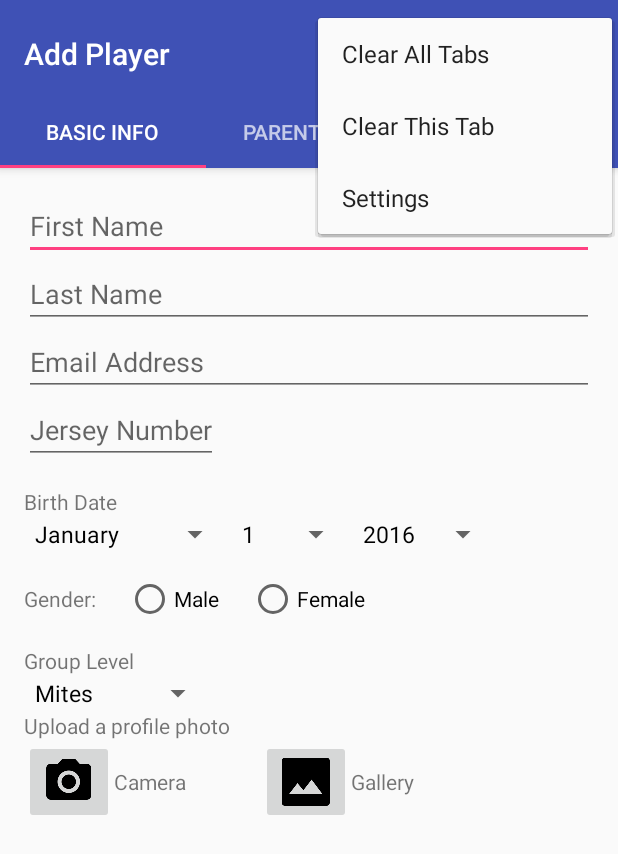
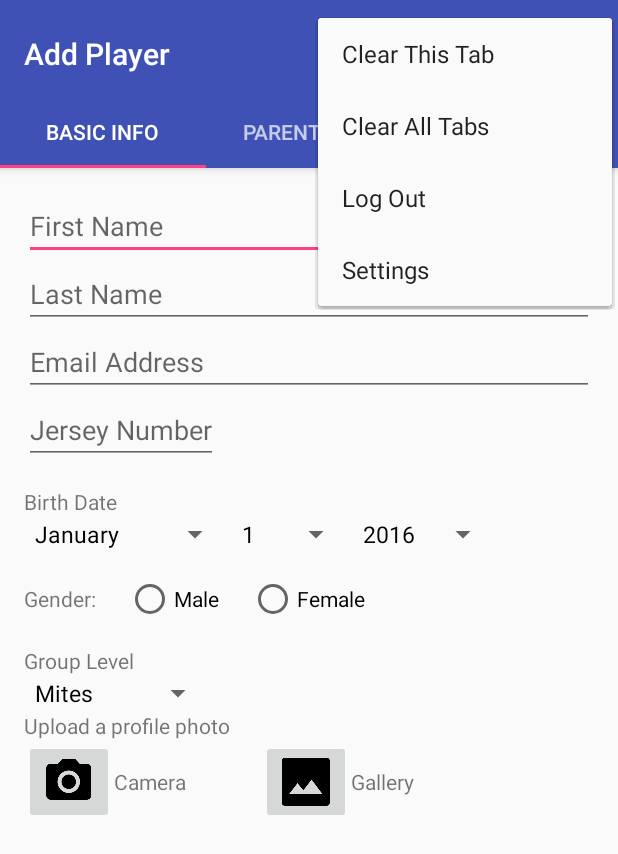
Before and after one commit to miketar27/FinalProject-MichaelTZhenzhenM, an Android app: the AddPlayerActivity screen opened directly, with no data from a screen before it, with the options menu open, on a phone screen of 412 x 824 dp. Shown: the top 854 px of the screen. Run offline under Robolectric (Android 15) with nearby library versions, the phone set to English and light mode, and no system bars; our stand-ins replace Firebase (no records; nobody signed in at launch, a user with empty details on screens opened directly).

Commit message:
Updated logout feature and clearing of buttons

```diff
--- a/app/src/main/java/com/example/miket/finalproject_michaeltzhenzhenm/PlayerAdapter.java
+++ b/app/src/main/java/com/example/miket/finalproject_michaeltzhenzhenm/PlayerAdapter.java
@@ -41,7 +41,7 @@ public class PlayerAdapter extends RecyclerView.Adapter<PlayerAdapter.ViewHolder
     public void onBindViewHolder(final ViewHolder holder, final int position) {
         // - get element from your dataset at this position
         // - replace the contents of the view with that element
-//        holder.mTextView.setText(mDataset[position]);
+        // - holder.mTextView.setText(mDataset[position]);
         holder.mPlayerFirstName.setText(mDataset.get(position).getFirstName());
         holder.mPlayerLastName.setText(mDataset.get(position).getLastName());
         holder.mJerseyNumber.setText(mDataset.get(position).getJerseyNumber());
--- a/app/src/main/res/menu/menu_add_player.xml
+++ b/app/src/main/res/menu/menu_add_player.xml
@@ -2,23 +2,6 @@
     xmlns:app="http://schemas.android.com/apk/res-auto"
     xmlns:tools="http://schemas.android.com/tools"
     tools:context="com.example.miket.finalproject_michaeltzhenzhenm.AddPlayerActivity">
-    <item
-        android:id="@+id/action_clear_all_tabs"
-        android:orderInCategory="100"
-        android:title="Clear All Tabs"
-        app:showAsAction="never" />
-
-    <item
-        android:id="@+id/action_clear_this_tab"
-        android:orderInCategory="100"
-        android:title="Clear This Tab"
-        app:showAsAction="never" />
-
-    <item
-        android:id="@+id/action_settings"
-        android:orderInCategory="100"
-        android:title="@string/action_settings"
-        app:showAsAction="never" />
 
     <item
         android:id="@+id/add_person"
@@ -26,4 +9,29 @@
         android:title="Add Person"
         app:showAsAction="ifRoom"></item>
 
+    <item
+        android:id="@+id/action_clear_this_tab"
+        android:orderInCategory="1"
+        android:title="Clear This Tab"
+        app:showAsAction="never" />
+
+    <item
+        android:id="@+id/action_clear_all_tabs"
+        android:orderInCategory="2"
+        android:title="Clear All Tabs"
+        app:showAsAction="never" />
+
+    <item
+        android:id="@+id/logout"
+        android:orderInCategory="3"
+        android:title="Log Out"
+        app:showAsAction="never" />
+
+    <item
+        android:id="@+id/action_settings"
+        android:orderInCategory="4"
+        android:title="@string/action_settings"
+        app:showAsAction="never" />
+
+
 </menu>
```
Also changed, not shown: app/src/main/java/com/example/miket/finalproject_michaeltzhenzhenm/AddPlayerActivity.java (+30 -0 lines), app/src/main/java/com/example/miket/finalproject_michaeltzhenzhenm/MainActivity.java (+5 -28 lines), app/src/main/java/com/example/miket/finalproject_michaeltzhenzhenm/ProfileActivity.java (+34 -15 lines), app/src/main/res/layout/activity_profile.xml (+0 -8 lines), app/src/main/res/menu/menu_main_unselected.xml (renamed from app/src/main/res/menu/menu_unselected.xml, +13 -0 lines), app/src/main/res/menu/menu_profile.xml (+8 -1 lines).
